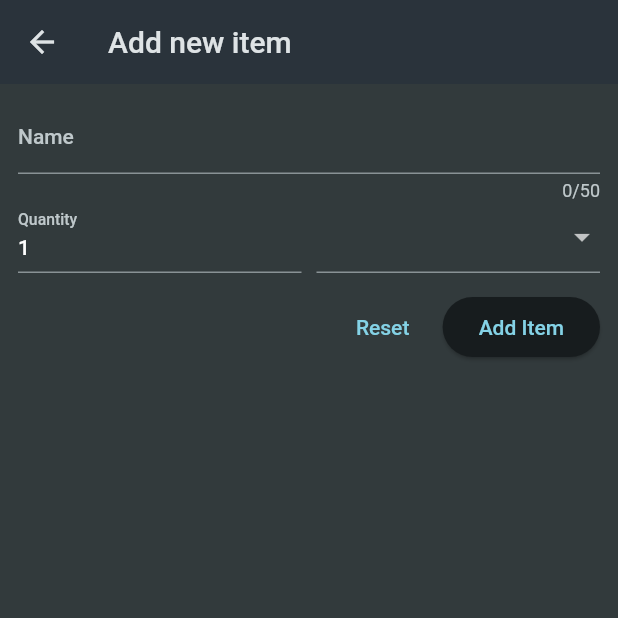
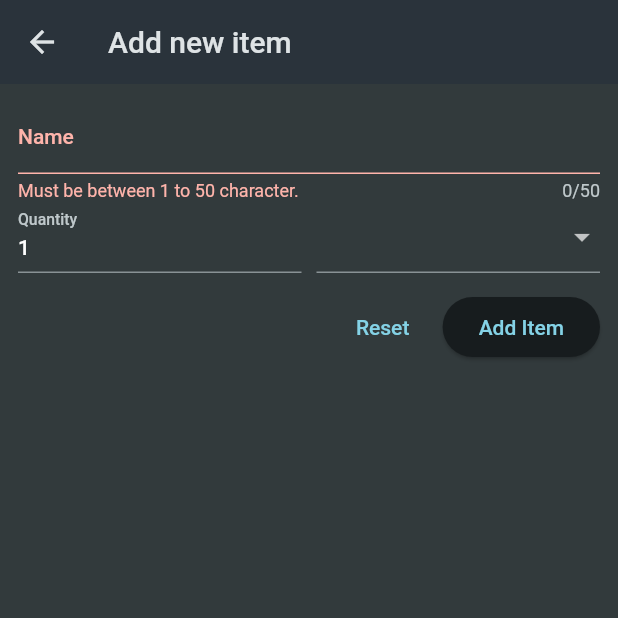
Before and after one commit to rinku-kr/flutter-shoppingList-app, a Flutter app: the NewItem screen opened directly, after a tap on "Add Item", on a phone screen of 412 x 824 dp, the top half of it. Run offline on Flutter 3.47's test engine with Material 2 defaults, Android fonts, the phone set to English and light mode, and no system bars.

```diff
--- a/lib/widgets/new_item.dart
+++ b/lib/widgets/new_item.dart
@@ -12,6 +12,16 @@ class NewItem extends StatefulWidget {
 }
 
 class _NewItem extends State<NewItem> {
+  final _formkey = GlobalKey<FormState>();
+
+  void _saveItem() {
+    _formkey.currentState!.validate();
+  }
+
+  void _resetItem() {
+    _formkey.currentState!.reset();
+  }
+
   @override
   Widget build(BuildContext context) {
     return Scaffold(
@@ -19,6 +29,7 @@ class _NewItem extends State<NewItem> {
       body: Padding(
         padding: const EdgeInsets.all(12),
         child: Form(
+          key: _formkey,
           child: Column(
             children: [
               TextFormField(
@@ -44,6 +55,7 @@ class _NewItem extends State<NewItem> {
                       decoration: const InputDecoration(
                         label: Text('Quantity'),
                       ),
+                      keyboardType: TextInputType.number,
                       initialValue: '1',
                       validator: (value) {
                         if (value == null ||
@@ -87,12 +99,12 @@ class _NewItem extends State<NewItem> {
               Row(
                 mainAxisAlignment: MainAxisAlignment.end,
                 children: [
-                  TextButton(onPressed: () {}, child: const Text('Reset')),
+                  TextButton(onPressed: _resetItem, child: const Text('Reset')),
                   const SizedBox(
                     width: 8,
                   ),
                   ElevatedButton(
-                      onPressed: () {}, child: const Text('Add Item'))
+                      onPressed: _saveItem, child: const Text('Add Item'))
                 ], // Do something when we press them!
               )
             ],
```
